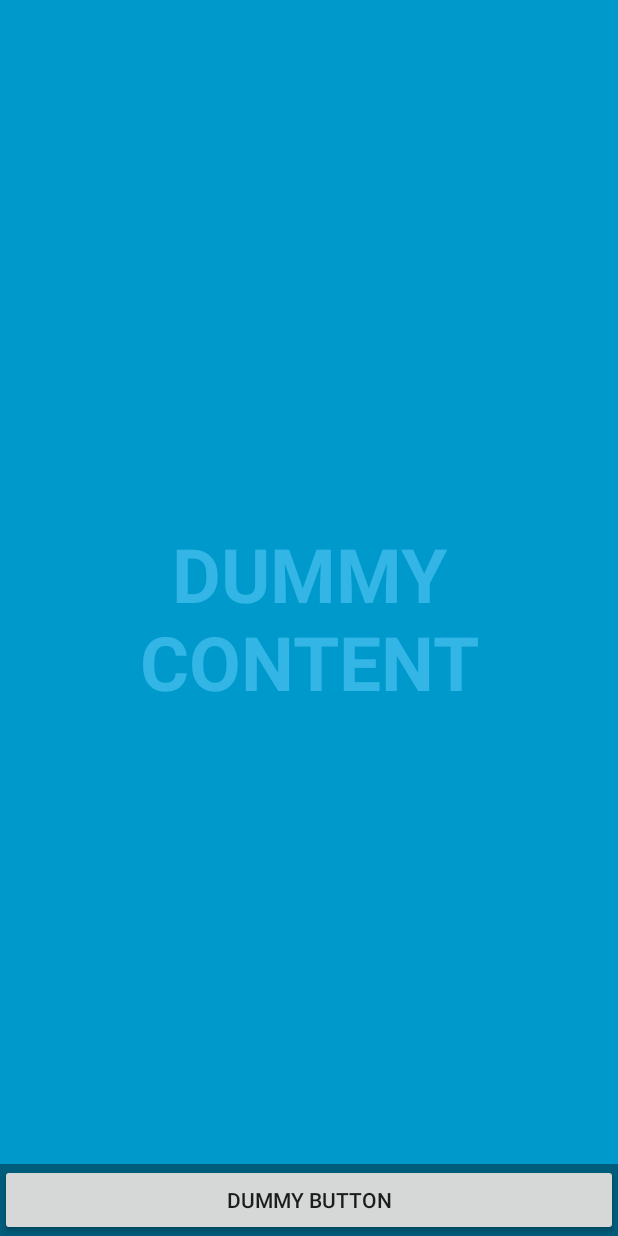
After one commit to Motsai/neblina-android-experimental, an Android app: the layout activity_open_glvisualization.xml on its own in the app's theme, with its tools: preview values and no code run, on a phone screen of 412 x 824 dp. The commit adds this screen. Run offline under Robolectric (Android 15) with nearby library versions, the phone set to English and light mode, and no system bars.

Commit message:
OpenGL is working, displays a spinning triangle

```diff
--- a/app/build.gradle
+++ b/app/build.gradle
@@ -21,6 +21,8 @@ android {
 
 dependencies {
     compile fileTree(dir: 'libs', include: ['*.jar'])
-    compile 'com.android.support:appcompat-v7:22.2.0'
+    compile 'com.android.support:appcompat-v7:22.2.1'
     compile 'com.jakewharton:butterknife:6.1.0'
+    compile 'com.android.support:support-v4:22.2.1'
+    compile 'com.android.support:design:22.2.1'
 }
--- a/app/src/main/res/drawable/bg_gradient.xml
+++ b/app/src/main/res/drawable/bg_gradient.xml
@@ -3,9 +3,9 @@
        android:shape="rectangle">
 
     <gradient
-        android:startColor="#f9d34c"
-        android:endColor="#f25019"
-        android:angle="270"
+        android:startColor="#030F3C"
+        android:endColor="#A6E6FE"
+        android:angle="90"
         android:type="linear"
         />
 </shape>
--- /dev/null
+++ b/app/src/main/res/layout/activity_open_glvisualization.xml
@@ -0,0 +1,50 @@
+<FrameLayout xmlns:android="http://schemas.android.com/apk/res/android"
+             xmlns:tools="http://schemas.android.com/tools"
+             android:layout_width="match_parent"
+             android:layout_height="match_parent"
+             android:background="#0099cc"
+             tools:context="com.inspirationindustry.motsaibluetooth.OpenGLVisualizationActivity">
+
+    <!-- The primary full-screen view. This can be replaced with whatever view
+         is needed to present your content, e.g. VideoView, SurfaceView,
+         TextureView, etc. -->
+    <TextView
+        android:id="@+id/fullscreen_content"
+        android:layout_width="match_parent"
+        android:layout_height="match_parent"
+        android:gravity="center"
+        android:keepScreenOn="true"
+        android:text="@string/dummy_content"
+        android:textColor="#33b5e5"
+        android:textSize="50sp"
+        android:textStyle="bold"/>
+
+    <!-- This FrameLayout insets its children based on system windows using
+         android:fitsSystemWindows. -->
+    <FrameLayout
+        android:layout_width="match_parent"
+        android:layout_height="match_parent"
+        android:fitsSystemWindows="true">
+
+        <LinearLayout
+            android:id="@+id/fullscreen_content_controls"
+            style="?metaButtonBarStyle"
+            android:layout_width="match_parent"
+            android:layout_height="wrap_content"
+            android:layout_gravity="bottom|center_horizontal"
+            android:background="@color/black_overlay"
+            android:orientation="horizontal"
+            tools:ignore="UselessParent">
+
+            <Button
+                android:id="@+id/dummy_button"
+                style="?metaButtonBarButtonStyle"
+                android:layout_width="0dp"
+                android:layout_height="wrap_content"
+                android:layout_weight="1"
+                android:text="@string/dummy_button"/>
+
+        </LinearLayout>
+    </FrameLayout>
+
+</FrameLayout>
--- /dev/null
+++ b/app/src/main/res/values/colors.xml
@@ -0,0 +1,5 @@
+<resources>
+
+    <color name="black_overlay">#66000000</color>
+
+</resources>
--- a/app/src/main/res/values/dimens.xml
+++ b/app/src/main/res/values/dimens.xml
@@ -2,4 +2,5 @@
     <!-- Default screen margins, per the Android Design guidelines. -->
     <dimen name="activity_horizontal_margin">16dp</dimen>
     <dimen name="activity_vertical_margin">16dp</dimen>
+    <dimen name="fab_margin">16dp</dimen>
 </resources>
--- a/app/src/main/res/values/strings.xml
+++ b/app/src/main/res/values/strings.xml
@@ -13,4 +13,9 @@
     <string name="title_devices">title_devices</string>
     <string name="error_bluetooth_not_supported">bluetooth_not_supported</string>
     <string name="emptyText">Cool it\'s empty</string>
+
+    <string name="title_activity_open_glvisualization">OpenGLVisualizationActivity</string>
+    <string name="dummy_button">Dummy Button</string>
+    <string name="dummy_content">DUMMY\nCONTENT</string>
+    <string name="title_activity_open_gl">OpenGlActivity</string>
 </resources>
```
Also changed, not shown: app/src/main/AndroidManifest.xml (+16 -6 lines), app/src/main/java/com/inspirationindustry/motsaibluetooth/BLEDeviceScanActivity.java (+60 -93 lines), app/src/main/java/com/inspirationindustry/motsaibluetooth/MyGLRenderer.java (added, +67 -0 lines), app/src/main/java/com/inspirationindustry/motsaibluetooth/MyGLSurfaceView.java (added, +19 -0 lines), app/src/main/java/com/inspirationindustry/motsaibluetooth/Triangle.java (added, +103 -0 lines), app/src/main/java/com/inspirationindustry/motsaibluetooth/VisualizationActivity.java (added, +19 -0 lines), app/src/main/res/layout/activity_open_gl.xml (added, +35 -0 lines), app/src/main/res/layout/activity_visualization.xml (added, +13 -0 lines), app/src/main/res/layout/content_open_gl.xml (added, +16 -0 lines), app/src/main/res/values-v21/styles.xml (added, +9 -0 lines), app/src/main/res/values/attrs.xml (added, +12 -0 lines), app/src/main/res/values/styles.xml (+21 -0 lines), 1 other file.
